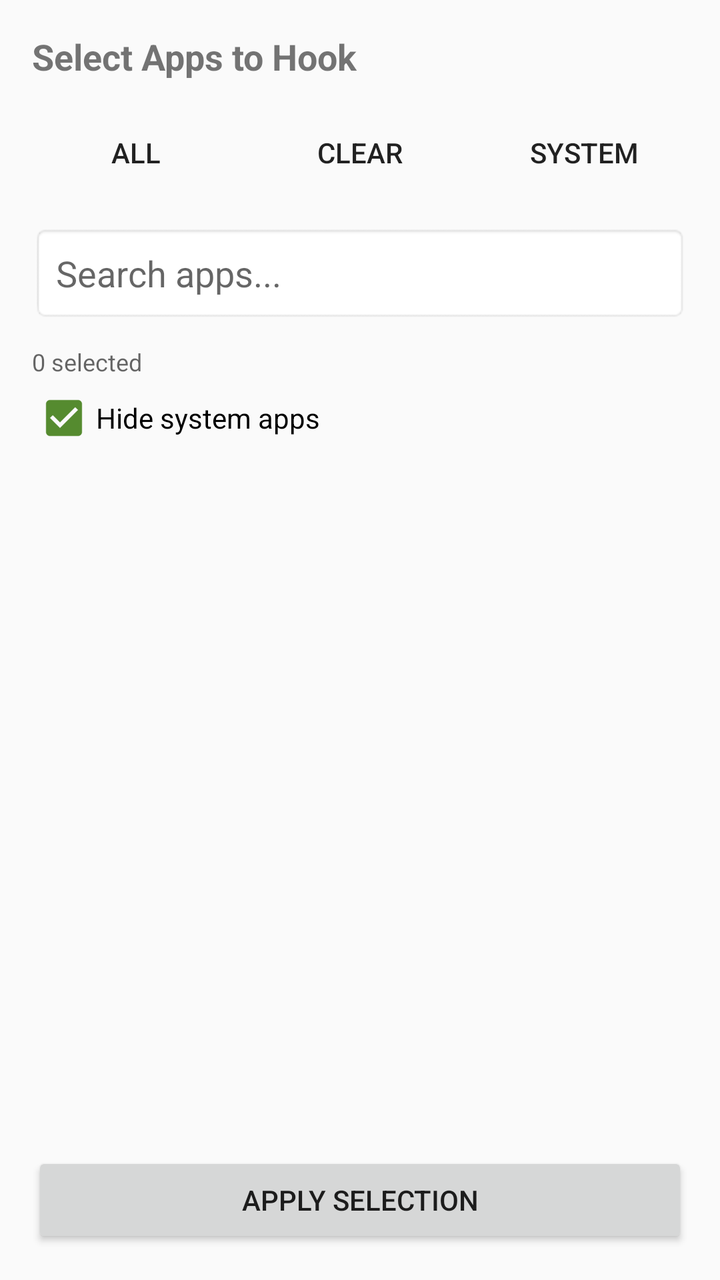
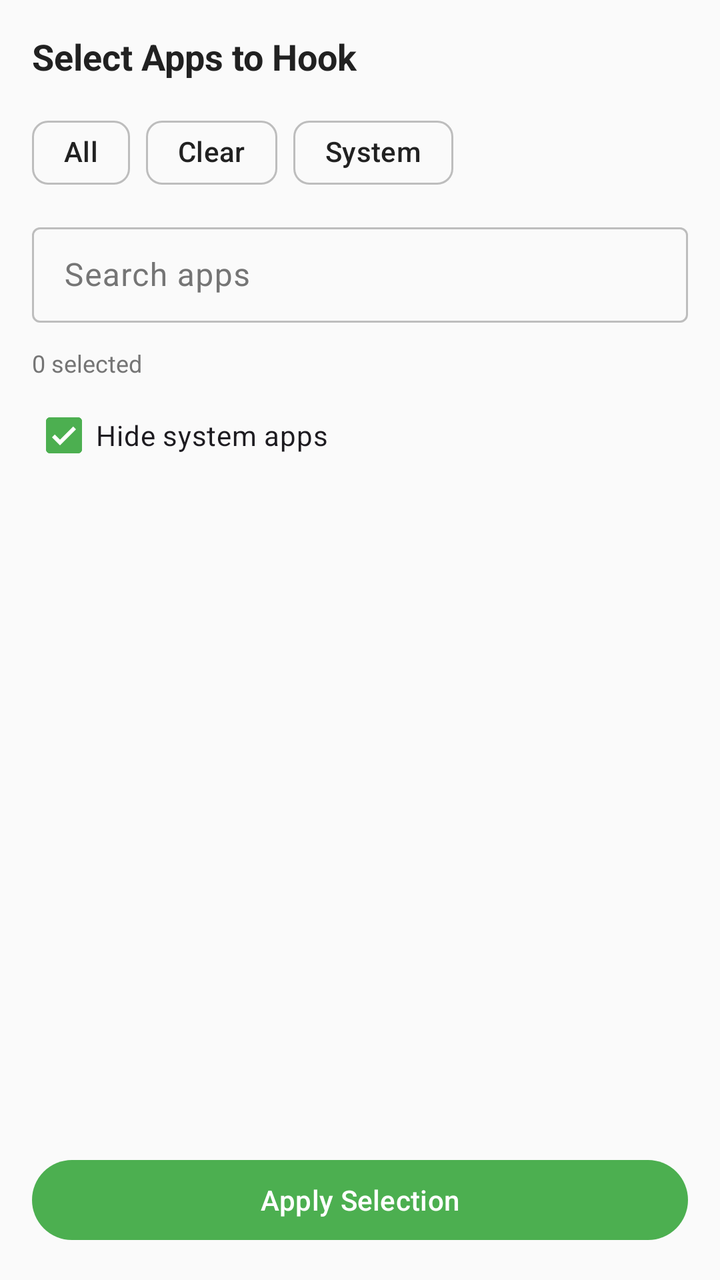

Screens rendered from an Android XML layout before and after an edit, with the pre-edit source and the edit as a unified diff.
<!-- AndroidManifest.xml: application theme Theme.ShizuPosedManager -->
<!-- res/layout/dialog_select_apps.xml -->
<?xml version="1.0" encoding="utf-8"?>
<LinearLayout xmlns:android="http://schemas.android.com/apk/res/android"
    xmlns:app="http://schemas.android.com/apk/res-auto"
    android:layout_width="match_parent"
    android:layout_height="wrap_content"
    android:orientation="vertical"
    android:padding="16dp"
    android:minHeight="300dp">

    
    <TextView
        android:layout_width="wrap_content"
        android:layout_height="wrap_content"
        android:text="Select Apps to Hook"
        android:textSize="18sp"
        android:textStyle="bold"
        android:layout_marginBottom="12dp" />

    
    <LinearLayout
        android:layout_width="match_parent"
        android:layout_height="wrap_content"
        android:orientation="horizontal"
        android:layout_marginBottom="12dp">

        <Button
            android:id="@+id/btnSelectAll"
            android:layout_width="0dp"
            android:layout_height="wrap_content"
            android:layout_weight="1"
            android:text="All"
            android:layout_marginEnd="4dp"
            style="@style/Widget.AppCompat.Button.Borderless" />

        <Button
            android:id="@+id/btnClearAll"
            android:layout_width="0dp"
            android:layout_height="wrap_content"
            android:layout_weight="1"
            android:text="Clear"
            android:layout_marginStart="4dp"
            android:layout_marginEnd="4dp"
            style="@style/Widget.AppCompat.Button.Borderless" />

        <Button
            android:id="@+id/btnSelectSystem"
            android:layout_width="0dp"
            android:layout_height="wrap_content"
            android:layout_weight="1"
            android:text="System"
            android:layout_marginStart="4dp"
            style="@style/Widget.AppCompat.Button.Borderless" />

    </LinearLayout>

    
    <EditText
        android:id="@+id/etSearchApps"
        android:layout_width="match_parent"
        android:layout_height="wrap_content"
        android:hint="Search apps..."
        android:inputType="text"
        android:padding="12dp"
        android:background="@android:drawable/editbox_background"
        android:layout_marginBottom="12dp" />

    <TextView
        android:id="@+id/tvSelectedCount"
        android:layout_width="wrap_content"
        android:layout_height="wrap_content"
        android:text="0 selected"
        android:textSize="12sp"
        android:textColor="?android:attr/textColorSecondary"
        android:layout_marginBottom="4dp" />

    <CheckBox
        android:id="@+id/cbHideSystem"
        android:layout_width="wrap_content"
        android:layout_height="wrap_content"
        android:text="Hide system apps"
        android:checked="true"
        android:layout_marginBottom="8dp" />

    
    <androidx.recyclerview.widget.RecyclerView
        android:id="@+id/appRecyclerView"
        android:layout_width="match_parent"
        android:layout_height="0dp"
        android:layout_weight="1"
        android:minHeight="250dp"
        android:layout_marginBottom="12dp" />

    
    <Button
        android:id="@+id/btnApply"
        android:layout_width="match_parent"
        android:layout_height="wrap_content"
        android:text="Apply Selection"
        android:padding="12dp"
        style="@style/Widget.AppCompat.Button" />

</LinearLayout>
<!-- resources referenced by this layout -->
<resources>
  <style name="Theme.ShizuPosedManager" parent="Theme.AppCompat.DayNight.NoActionBar">
          
          <item name="colorPrimary">@color/md_theme_light_primary</item>
          <item name="colorPrimaryDark">@color/md_theme_light_primaryContainer</item>
          <item name="colorAccent">@color/md_theme_light_secondary</item>
  
          
          <item name="android:windowBackground">@color/md_theme_light_surface</item>
          <item name="android:colorBackground">@color/md_theme_light_surface</item>
  
          
          <item name="android:windowFullscreen">false</item>
          <item name="android:windowContentOverlay">@null</item>
          <item name="android:windowNoTitle">true</item>
          <item name="android:windowActionBar">false</item>
  
          
          <item name="android:statusBarColor">?attr/colorPrimary</item>
          <item name="android:windowLightStatusBar" tools:targetApi="m">true</item>
  
          
          <item name="android:navigationBarColor">@color/md_theme_light_surface</item>
          <item name="android:windowLightNavigationBar" tools:targetApi="o_mr1">true</item>
  
          
          <item name="android:windowAnimationStyle">@style/Animation.Activity</item>
      </style>
  <!-- unchanged entries left out for length: 5 -->
</resources>

<!-- the commit's change to res/layout/dialog_select_apps.xml (unified diff, before → after) -->
@@ -7,62 +7,85 @@
     android:padding="16dp"
     android:minHeight="300dp">
 
-    
     <TextView
         android:layout_width="wrap_content"
         android:layout_height="wrap_content"
         android:text="Select Apps to Hook"
         android:textSize="18sp"
         android:textStyle="bold"
+        android:textColor="?attr/colorOnSurface"
         android:layout_marginBottom="12dp" />
 
     
-    <LinearLayout
+    <com.google.android.material.chip.ChipGroup
+        android:id="@+id/chipGroupFilters"
         android:layout_width="match_parent"
         android:layout_height="wrap_content"
-        android:orientation="horizontal"
-        android:layout_marginBottom="12dp">
+        android:layout_marginBottom="8dp"
+        app:singleLine="true"
+        app:singleSelection="false"
+        app:chipSpacingHorizontal="8dp"
+        app:chipSpacingVertical="4dp"
+        android:gravity="end">
 
-        <Button
-            android:id="@+id/btnSelectAll"
-            android:layout_width="0dp"
+        <com.google.android.material.chip.Chip
+            android:id="@+id/chipRecommended"
+            style="@style/Widget.Material3.Chip.Assist"
+            android:layout_width="wrap_content"
             android:layout_height="wrap_content"
-            android:layout_weight="1"
+            android:text="Recommended"
+            android:checkable="false"
+            android:clickable="true"
+            android:focusable="true"
+            android:visibility="gone" />
+
+        <com.google.android.material.chip.Chip
+            android:id="@+id/chipSelectAll"
+            style="@style/Widget.Material3.Chip.Assist"
+            android:layout_width="wrap_content"
+            android:layout_height="wrap_content"
             android:text="All"
-            android:layout_marginEnd="4dp"
-            style="@style/Widget.AppCompat.Button.Borderless" />
+            android:checkable="false"
+            android:clickable="true"
+            android:focusable="true" />
 
-        <Button
-            android:id="@+id/btnClearAll"
-            android:layout_width="0dp"
+        <com.google.android.material.chip.Chip
+            android:id="@+id/chipClearAll"
+            style="@style/Widget.Material3.Chip.Assist"
+            android:layout_width="wrap_content"
             android:layout_height="wrap_content"
-            android:layout_weight="1"
             android:text="Clear"
-            android:layout_marginStart="4dp"
-            android:layout_marginEnd="4dp"
-            style="@style/Widget.AppCompat.Button.Borderless" />
+            android:checkable="false"
+            android:clickable="true"
+            android:focusable="true" />
 
-        <Button
-            android:id="@+id/btnSelectSystem"
-            android:layout_width="0dp"
+        <com.google.android.material.chip.Chip
+            android:id="@+id/chipSelectSystem"
+            style="@style/Widget.Material3.Chip.Assist"
+            android:layout_width="wrap_content"
             android:layout_height="wrap_content"
-            android:layout_weight="1"
             android:text="System"
-            android:layout_marginStart="4dp"
-            style="@style/Widget.AppCompat.Button.Borderless" />
+            android:checkable="false"
+            android:clickable="true"
+            android:focusable="true" />
 
-    </LinearLayout>
+    </com.google.android.material.chip.ChipGroup>
 
-    
-    <EditText
-        android:id="@+id/etSearchApps"
+    <com.google.android.material.textfield.TextInputLayout
         android:layout_width="match_parent"
         android:layout_height="wrap_content"
-        android:hint="Search apps..."
-        android:inputType="text"
-        android:padding="12dp"
-        android:background="@android:drawable/editbox_background"
-        android:layout_marginBottom="12dp" />
+        android:layout_marginBottom="12dp"
+        style="@style/Widget.Material3.TextInputLayout.OutlinedBox.Dense"
+        android:hint="Search apps">
+
+        <com.google.android.material.textfield.TextInputEditText
+            android:id="@+id/etSearchApps"
+            android:layout_width="match_parent"
+            android:layout_height="wrap_content"
+            android:inputType="text"
+            android:maxLines="1" />
+
+    </com.google.android.material.textfield.TextInputLayout>
 
     <TextView
         android:id="@+id/tvSelectedCount"
@@ -70,10 +93,10 @@
         android:layout_height="wrap_content"
         android:text="0 selected"
         android:textSize="12sp"
-        android:textColor="?android:attr/textColorSecondary"
+        android:textColor="?attr/colorOnSurfaceVariant"
         android:layout_marginBottom="4dp" />
 
-    <CheckBox
+    <com.google.android.material.checkbox.MaterialCheckBox
         android:id="@+id/cbHideSystem"
         android:layout_width="wrap_content"
         android:layout_height="wrap_content"
@@ -81,22 +104,21 @@
         android:checked="true"
         android:layout_marginBottom="8dp" />
 
-    
     <androidx.recyclerview.widget.RecyclerView
         android:id="@+id/appRecyclerView"
         android:layout_width="match_parent"
         android:layout_height="0dp"
         android:layout_weight="1"
         android:minHeight="250dp"
+        android:clipToPadding="false"
+        android:paddingBottom="8dp"
         android:layout_marginBottom="12dp" />
 
-    
-    <Button
+    <com.google.android.material.button.MaterialButton
         android:id="@+id/btnApply"
         android:layout_width="match_parent"
         android:layout_height="wrap_content"
         android:text="Apply Selection"
-        android:padding="12dp"
-        style="@style/Widget.AppCompat.Button" />
+        style="@style/Widget.Material3.Button" />
 
 </LinearLayout>
<!-- resource entries referenced after the edit -->
@@ -1,32 +1,84 @@
 <!-- resources referenced by this layout -->
 <resources>
-  <style name="Theme.ShizuPosedManager" parent="Theme.AppCompat.DayNight.NoActionBar">
+  <style name="Theme.ShizuPosedManager" parent="Theme.Material3.DayNight.NoActionBar">
+  
           
           <item name="colorPrimary">@color/md_theme_light_primary</item>
-          <item name="colorPrimaryDark">@color/md_theme_light_primaryContainer</item>
-          <item name="colorAccent">@color/md_theme_light_secondary</item>
+          <item name="colorOnPrimary">@color/md_theme_light_onPrimary</item>
+          <item name="colorPrimaryContainer">@color/md_theme_light_primaryContainer</item>
+          <item name="colorOnPrimaryContainer">@color/md_theme_light_onPrimaryContainer</item>
+  
+          
+          <item name="colorSecondary">@color/md_theme_light_secondary</item>
+          <item name="colorOnSecondary">@color/md_theme_light_onSecondary</item>
+          <item name="colorSecondaryContainer">@color/md_theme_light_secondaryContainer</item>
+          <item name="colorOnSecondaryContainer">@color/md_theme_light_onSecondaryContainer</item>
+  
+          
+          <item name="colorTertiary">@color/md_theme_light_tertiary</item>
+          <item name="colorOnTertiary">@color/md_theme_light_onTertiary</item>
+          <item name="colorTertiaryContainer">@color/md_theme_light_tertiaryContainer</item>
+          <item name="colorOnTertiaryContainer">@color/md_theme_light_onTertiaryContainer</item>
+  
+          
+          <item name="colorError">@color/md_theme_light_error</item>
+          <item name="colorOnError">@color/md_theme_light_onError</item>
+          <item name="colorErrorContainer">@color/md_theme_light_errorContainer</item>
+          <item name="colorOnErrorContainer">@color/md_theme_light_onErrorContainer</item>
+  
+          
+          <item name="android:colorBackground">@color/md_theme_light_surface</item>
+          <item name="colorOnBackground">@color/md_theme_light_onSurface</item>
+          <item name="colorSurface">@color/md_theme_light_surface</item>
+          <item name="colorOnSurface">@color/md_theme_light_onSurface</item>
+          <item name="colorSurfaceVariant">@color/md_theme_light_surfaceVariant</item>
+          <item name="colorOnSurfaceVariant">@color/md_theme_light_onSurfaceVariant</item>
+          <item name="colorOutline">@color/md_theme_light_outline</item>
+          <item name="colorOutlineVariant">@color/md_theme_light_outline</item>
+  
+          
+          <item name="colorSurfaceInverse">@color/md_theme_light_inverseSurface</item>
+          <item name="colorOnSurfaceInverse">@color/md_theme_light_inverseOnSurface</item>
+          <item name="colorPrimaryInverse">@color/md_theme_light_inversePrimary</item>
   
           
           <item name="android:windowBackground">@color/md_theme_light_surface</item>
-          <item name="android:colorBackground">@color/md_theme_light_surface</item>
-  
-          
           <item name="android:windowFullscreen">false</item>
           <item name="android:windowContentOverlay">@null</item>
           <item name="android:windowNoTitle">true</item>
           <item name="android:windowActionBar">false</item>
   
           
-          <item name="android:statusBarColor">?attr/colorPrimary</item>
+          <item name="android:statusBarColor">@android:color/transparent</item>
           <item name="android:windowLightStatusBar" tools:targetApi="m">true</item>
   
           
-          <item name="android:navigationBarColor">@color/md_theme_light_surface</item>
+          <item name="android:navigationBarColor">@android:color/transparent</item>
           <item name="android:windowLightNavigationBar" tools:targetApi="o_mr1">true</item>
   
           
           <item name="android:windowAnimationStyle">@style/Animation.Activity</item>
       </style>
+  <color name="md_theme_light_onPrimary">#FFFFFF</color>
+  <color name="md_theme_light_onPrimaryContainer">#1B5E20</color>
+  <color name="md_theme_light_onSecondary">#FFFFFF</color>
+  <color name="md_theme_light_secondaryContainer">#C5E1A5</color>
+  <color name="md_theme_light_onSecondaryContainer">#33691E</color>
+  <color name="md_theme_light_tertiary">#00695C</color>
+  <color name="md_theme_light_onTertiary">#FFFFFF</color>
+  <color name="md_theme_light_tertiaryContainer">#B2DFDB</color>
+  <color name="md_theme_light_onTertiaryContainer">#004D40</color>
+  <color name="md_theme_light_error">#D32F2F</color>
+  <color name="md_theme_light_onError">#FFFFFF</color>
+  <color name="md_theme_light_errorContainer">#FFCDD2</color>
+  <color name="md_theme_light_onErrorContainer">#B71C1C</color>
+  <color name="md_theme_light_onSurface">#212121</color>
+  <color name="md_theme_light_surfaceVariant">#F5F5F5</color>
+  <color name="md_theme_light_onSurfaceVariant">#757575</color>
+  <color name="md_theme_light_outline">#BDBDBD</color>
+  <color name="md_theme_light_inverseSurface">#424242</color>
+  <color name="md_theme_light_inverseOnSurface">#FFFFFF</color>
+  <color name="md_theme_light_inversePrimary">#81C784</color>
   <!-- unchanged entries left out for length: 5 -->
 </resources>
 
